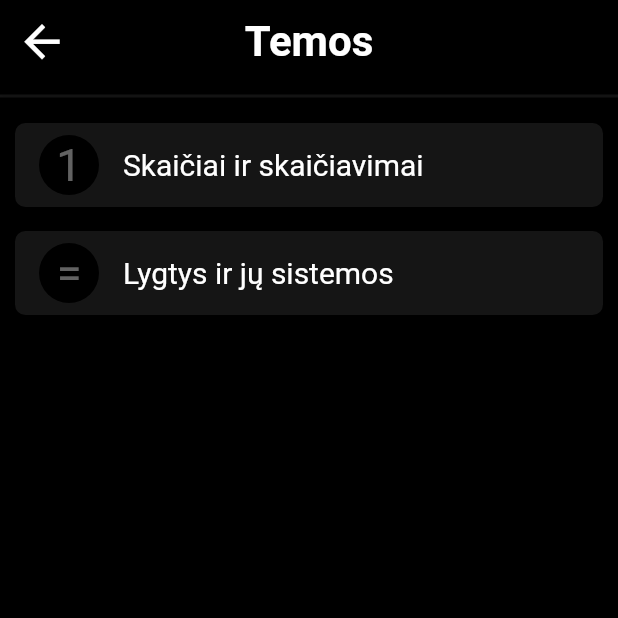
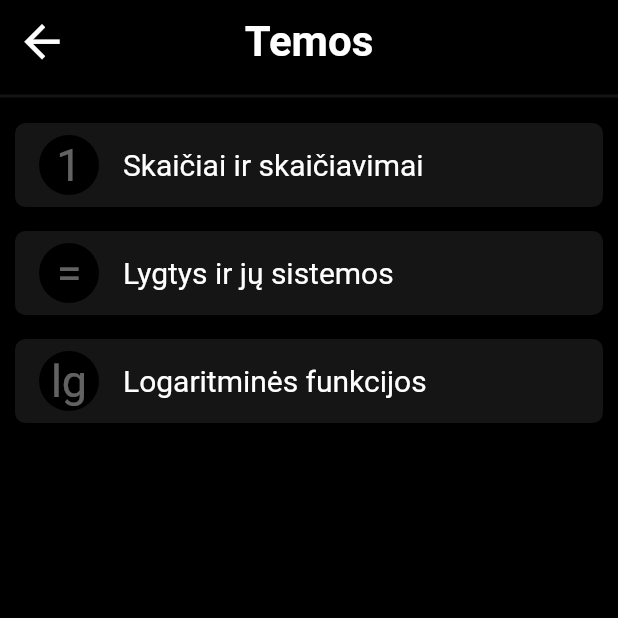
Before and after one commit to Ropke13/PVP---Mobili-Aplikacija, a Flutter app: the screen it shows after launch, after a tap on "Mokytis", on a phone screen of 412 x 824 dp, the top half of it. Run offline on Flutter 3.47's test engine with Material 2 defaults, Android fonts, the phone set to English and light mode, and no system bars; our stand-ins replace cloud_firestore, firebase_auth, firebase_core; missing offline and left inert: flutter_tex; accounts and stored records are empty; network calls fail.

Commit message:
added one more theme

```diff
--- a/lib/list.dart
+++ b/lib/list.dart
@@ -6,11 +6,11 @@ import 'package:matematika/text_question.dart';
 import 'package:matematika/utilities.dart';
 
 // Tures but duomenu bazej
-var themeList = ['Skaičiai ir skaičiavimai', 'Lygtys ir jų sistemos'];
-var iconList = ['1', '='];
-var colorList = [Colors.green, Colors.green];
-var completed = [Icons.check, Icons.cancel_outlined];
-var completedColors = [Colors.green, Colors.red];
+var themeList = ['Skaičiai ir skaičiavimai', 'Lygtys ir jų sistemos', 'Logaritminės funkcijos'];
+var iconList = ['1', '=', 'lg'];
+var colorList = [Colors.green, Colors.green, Colors.green];
+var completed = [Icons.check, Icons.cancel_outlined, Icons.check];
+var completedColors = [Colors.green, Colors.red, Colors.green];
 
 class TestList extends StatelessWidget {
   const TestList({Key? key}) : super(key: key);
```
